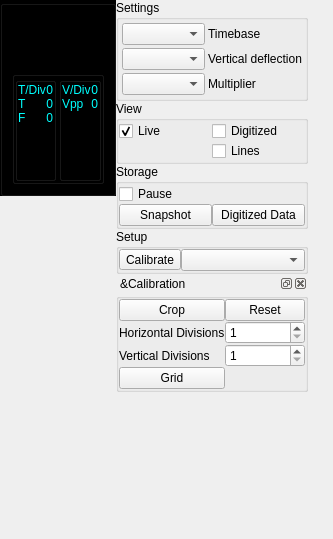
First picture: the form in Forms/Controls.ui, repository JosephEoff/D43, before the edit.
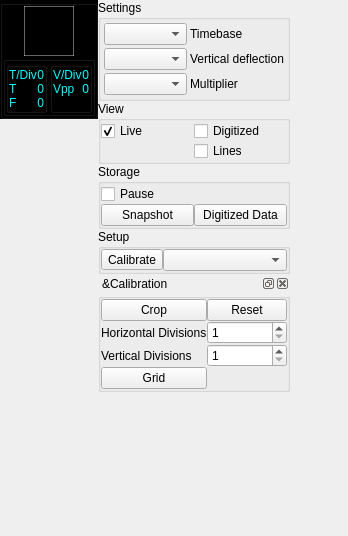
Second picture: the form after the edit. Custom widgets are drawn as their Qt base class.

Patch:
```diff
--- a/Forms/Controls.ui
+++ b/Forms/Controls.ui
@@ -6,8 +6,8 @@
    <rect>
     <x>0</x>
     <y>0</y>
-    <width>333</width>
-    <height>539</height>
+    <width>348</width>
+    <height>536</height>
    </rect>
   </property>
   <property name="sizePolicy">
@@ -36,7 +36,7 @@
     <number>0</number>
    </property>
    <item row="0" column="1">
-    <layout class="QGridLayout" name="layoutScope">
+    <layout class="QGridLayout" name="layoutScope" columnstretch="1,1,1,1">
      <property name="sizeConstraint">
       <enum>QLayout::SetNoConstraint</enum>
      </property>
@@ -77,10 +77,43 @@
        </property>
        <item>
         <widget class="QGroupBox" name="groupBoxDisplay">
+         <property name="enabled">
+          <bool>true</bool>
+         </property>
+         <property name="sizePolicy">
+          <sizepolicy hsizetype="Fixed" vsizetype="Fixed">
+           <horstretch>0</horstretch>
+           <verstretch>0</verstretch>
+          </sizepolicy>
+         </property>
          <property name="styleSheet">
           <string notr="true">background-color: rgb(0, 0, 0);</string>
          </property>
-         <layout class="QVBoxLayout" name="verticalLayout_2">
+         <property name="title">
+          <string/>
+         </property>
+         <property name="alignment">
+          <set>Qt::AlignCenter</set>
+         </property>
+         <property name="flat">
+          <bool>false</bool>
+         </property>
+         <layout class="QVBoxLayout" name="verticalLayout_2" stretch="0,1">
+          <property name="spacing">
+           <number>0</number>
+          </property>
+          <property name="leftMargin">
+           <number>0</number>
+          </property>
+          <property name="topMargin">
+           <number>0</number>
+          </property>
+          <property name="rightMargin">
+           <number>0</number>
+          </property>
+          <property name="bottomMargin">
+           <number>0</number>
+          </property>
           <item>
            <layout class="QGridLayout" name="gridLayout_Display">
             <property name="sizeConstraint">
@@ -164,7 +197,7 @@
                <bool>true</bool>
               </property>
               <property name="sizePolicy">
-               <sizepolicy hsizetype="Maximum" vsizetype="Maximum">
+               <sizepolicy hsizetype="Fixed" vsizetype="Fixed">
                 <horstretch>0</horstretch>
                 <verstretch>0</verstretch>
                </sizepolicy>
@@ -179,7 +212,8 @@
                <bool>false</bool>
               </property>
               <property name="styleSheet">
-               <string notr="true">background-color: rgba(255, 255, 255, 0);</string>
+               <string notr="true">background-color: rgba(255, 255, 255, 0);
+border: 1px solid rgba(255,255,255,100);</string>
               </property>
              </widget>
             </item>
@@ -193,13 +227,19 @@
               <verstretch>0</verstretch>
              </sizepolicy>
             </property>
+            <property name="styleSheet">
+             <string notr="true"/>
+            </property>
             <property name="title">
              <string/>
             </property>
+            <property name="alignment">
+             <set>Qt::AlignCenter</set>
+            </property>
             <property name="flat">
-             <bool>true</bool>
+             <bool>false</bool>
             </property>
-            <layout class="QGridLayout" name="gridLayout_11">
+            <layout class="QGridLayout" name="gridLayout_11" columnstretch="1,1,1">
              <property name="sizeConstraint">
               <enum>QLayout::SetNoConstraint</enum>
              </property>
@@ -512,7 +552,7 @@
       </layout>
      </item>
      <item row="0" column="3">
-      <layout class="QGridLayout" name="layoutControls" rowstretch="1,1,1,1,1">
+      <layout class="QGridLayout" name="layoutControls" rowstretch="2,2,2,2,2">
        <property name="sizeConstraint">
         <enum>QLayout::SetFixedSize</enum>
        </property>
@@ -539,9 +579,15 @@
            <verstretch>0</verstretch>
           </sizepolicy>
          </property>
+         <property name="styleSheet">
+          <string notr="true"/>
+         </property>
          <property name="title">
           <string>Settings</string>
          </property>
+         <property name="flat">
+          <bool>false</bool>
+         </property>
          <layout class="QGridLayout" name="gridLayout_3">
           <property name="leftMargin">
            <number>3</number>
```
Left out of the diff: 6 changed lines with no effect on the pictures.
